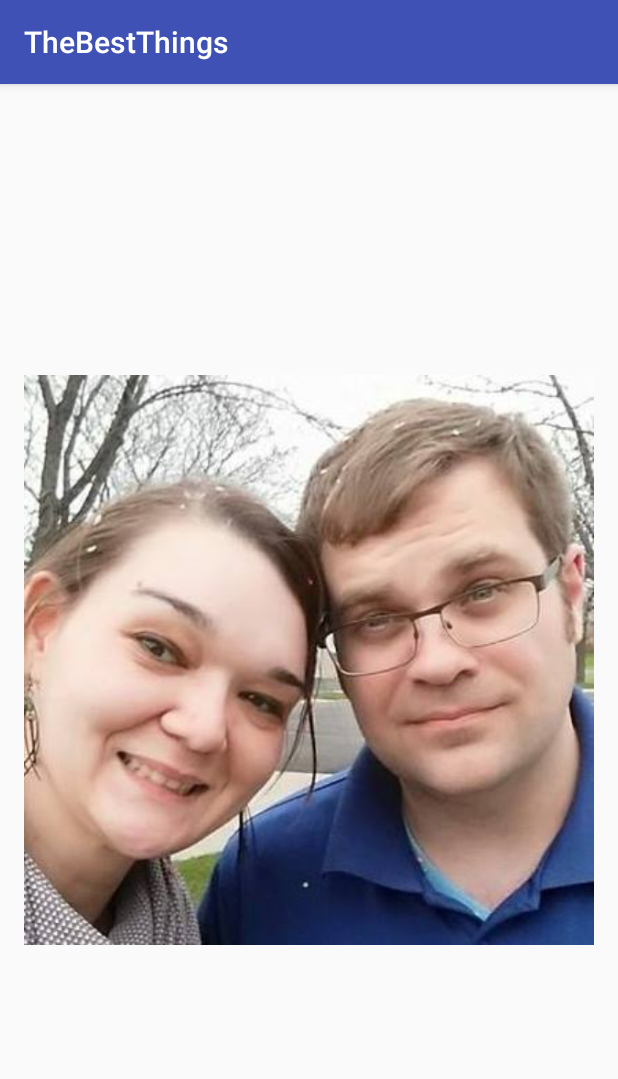
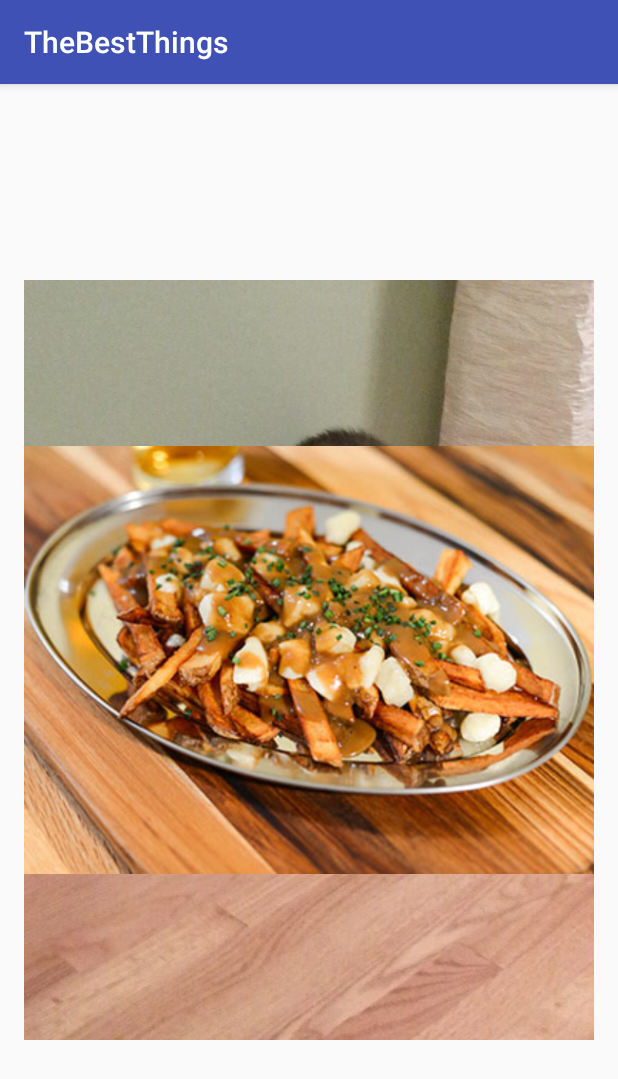
Before and after one commit to code-for-coffee/TheBestThings, an Android app: the screen it shows after launch (MainActivity), on a phone screen of 412 x 824 dp. Shown: the top 1079 px of the screen. Run offline under Robolectric (Android 15) with nearby library versions, the phone set to English and light mode, and no system bars.

Commit message:
accessing components like the dom and playing audio

```diff
--- a/app/src/main/AndroidManifest.xml
+++ b/app/src/main/AndroidManifest.xml
@@ -7,6 +7,7 @@
         android:icon="@mipmap/ic_launcher"
         android:label="@string/app_name"
         android:supportsRtl="true"
+        android:largeHeap="true"
         android:theme="@style/AppTheme">
         <activity android:name=".MainActivity">
             <intent-filter>
--- a/app/src/main/java/org/androidlayoutplayground/codeforcoffee/thebestthings/MainActivity.java
+++ b/app/src/main/java/org/androidlayoutplayground/codeforcoffee/thebestthings/MainActivity.java
@@ -1,31 +1,73 @@
 package org.androidlayoutplayground.codeforcoffee.thebestthings;
 
+import android.content.Context;
+import android.content.res.AssetManager;
 import android.content.res.TypedArray;
+import android.graphics.Bitmap;
+import android.graphics.BitmapFactory;
+import android.graphics.drawable.BitmapDrawable;
+import android.graphics.drawable.Drawable;
 import android.media.MediaPlayer;
+import android.os.Looper;
 import android.support.v7.app.AppCompatActivity;
 import android.os.Bundle;
+import android.util.Log;
 import android.widget.ImageView;
+import android.os.Handler;
+import android.widget.RelativeLayout;
 
+
+import java.io.BufferedInputStream;
+import java.io.IOException;
+import java.io.InputStream;
 import java.util.ArrayList;
 
 public class MainActivity extends AppCompatActivity {
 
-    private ImageView img = (ImageView) findViewById(R.id.imageView);
-    private TypedArray images = getResources().obtainTypedArray(R.array.imgs);
+    private Integer inc = 5;
+    private Handler handler;
+    private ImageView img;
+    private RelativeLayout rl;
+    //TypedArray images;
+    MediaPlayer mediaPlayer;
+    ArrayList<Integer> images = new ArrayList<Integer>();
+
 
     protected void onCreate(Bundle savedInstanceState) {
+
+        //images = getResources().obtainTypedArray(R.array.random_imgs);
         super.onCreate(savedInstanceState);
         setContentView(R.layout.activity_main);
 
-        this.playMagdarTheme();
-    }
+        rl = (RelativeLayout) findViewById(R.id.main_relativelayout);
 
-    private void loopThroughImages() {
+        images.add(R.id.imgViewTrogdor);
+        images.add(R.id.imgViewPeench);
+        images.add(R.id.imgViewMagda);
+        images.add(R.id.imgViewPoutine);
+        images.add(R.id.imgViewTuna);
+        images.add(R.id.imgViewUs);
+
+        handler = new Handler();
+        mediaPlayer = MediaPlayer.create(this, R.raw.madgar);
+        mediaPlayer.start();
+
+        Runnable task = new Runnable() {
+            public void run() {
+                Log.i("loop image", inc.toString());
+                img = (ImageView) findViewById(images.get(inc));
+                rl.removeView(img);
+                inc--;
+                if (inc < 0) {
+                    moveTaskToBack(true);
+                    android.os.Process.killProcess(android.os.Process.myPid());
+                    System.exit(1);
+                }
+                handler.postDelayed(this, 2700);
+            }
+        };
+        handler.postDelayed(task, 2700);
 
     }
 
-    private void playMagdarTheme() {
-        MediaPlayer mediaPlayer = MediaPlayer.create(this, R.drawable.madgar);
-        mediaPlayer.start();
-    }
 }
--- a/app/src/main/res/layout/activity_main.xml
+++ b/app/src/main/res/layout/activity_main.xml
@@ -7,12 +7,68 @@
     android:paddingLeft="@dimen/activity_horizontal_margin"
     android:paddingRight="@dimen/activity_horizontal_margin"
     android:paddingTop="@dimen/activity_vertical_margin"
+    android:id="@+id/main_relativelayout"
     tools:context="org.androidlayoutplayground.codeforcoffee.thebestthings.MainActivity">
 
     <ImageView
         android:layout_width="wrap_content"
         android:layout_height="wrap_content"
-        android:id="@+id/imageView"
+        android:id="@+id/imgViewTrogdor"
+        android:layout_alignParentTop="true"
+        android:layout_alignParentLeft="true"
+        android:layout_alignParentStart="true"
+        android:layout_alignParentBottom="true"
+        android:layout_alignParentRight="true"
+        android:layout_alignParentEnd="true"
+        android:src="@drawable/trogdor" />
+    <ImageView
+        android:layout_width="wrap_content"
+        android:layout_height="wrap_content"
+        android:id="@+id/imgViewPeench"
+        android:layout_alignParentTop="true"
+        android:layout_alignParentLeft="true"
+        android:layout_alignParentStart="true"
+        android:layout_alignParentBottom="true"
+        android:layout_alignParentRight="true"
+        android:layout_alignParentEnd="true"
+        android:src="@drawable/peench" />
+    <ImageView
+        android:layout_width="wrap_content"
+        android:layout_height="wrap_content"
+        android:id="@+id/imgViewMagda"
+        android:layout_alignParentTop="true"
+        android:layout_alignParentLeft="true"
+        android:layout_alignParentStart="true"
+        android:layout_alignParentBottom="true"
+        android:layout_alignParentRight="true"
+        android:layout_alignParentEnd="true"
+        android:src="@drawable/magda" />
+    <ImageView
+        android:layout_width="wrap_content"
+        android:layout_height="wrap_content"
+        android:id="@+id/imgViewPoutine"
+        android:layout_alignParentTop="true"
+        android:layout_alignParentLeft="true"
+        android:layout_alignParentStart="true"
+        android:layout_alignParentBottom="true"
+        android:layout_alignParentRight="true"
+        android:layout_alignParentEnd="true"
+        android:src="@drawable/poutine" />
+    <ImageView
+        android:layout_width="wrap_content"
+        android:layout_height="wrap_content"
+        android:id="@+id/imgViewTuna"
+        android:layout_alignParentTop="true"
+        android:layout_alignParentLeft="true"
+        android:layout_alignParentStart="true"
+        android:layout_alignParentBottom="true"
+        android:layout_alignParentRight="true"
+        android:layout_alignParentEnd="true"
+        android:src="@drawable/tuna" />
+    <ImageView
+        android:layout_width="wrap_content"
+        android:layout_height="wrap_content"
+        android:id="@+id/imgViewUs"
         android:layout_alignParentTop="true"
         android:layout_alignParentLeft="true"
         android:layout_alignParentStart="true"
--- a/app/src/main/res/values/images.xml
+++ b/app/src/main/res/values/array.xml
@@ -1,6 +1,6 @@
 <?xml version="1.0" encoding="utf-8"?>
 <resources>
-    <string-array name="imgs">
+    <string-array name="random_imgs">
         <item>@drawable/trogdor</item>
         <item>@drawable/peench</item>
         <item>@drawable/poutine</item>
```
Also changed, not shown: app/src/main/res/drawable/poutine.jpg, app/src/main/res/drawable/trogdor.png, 2 other files.
